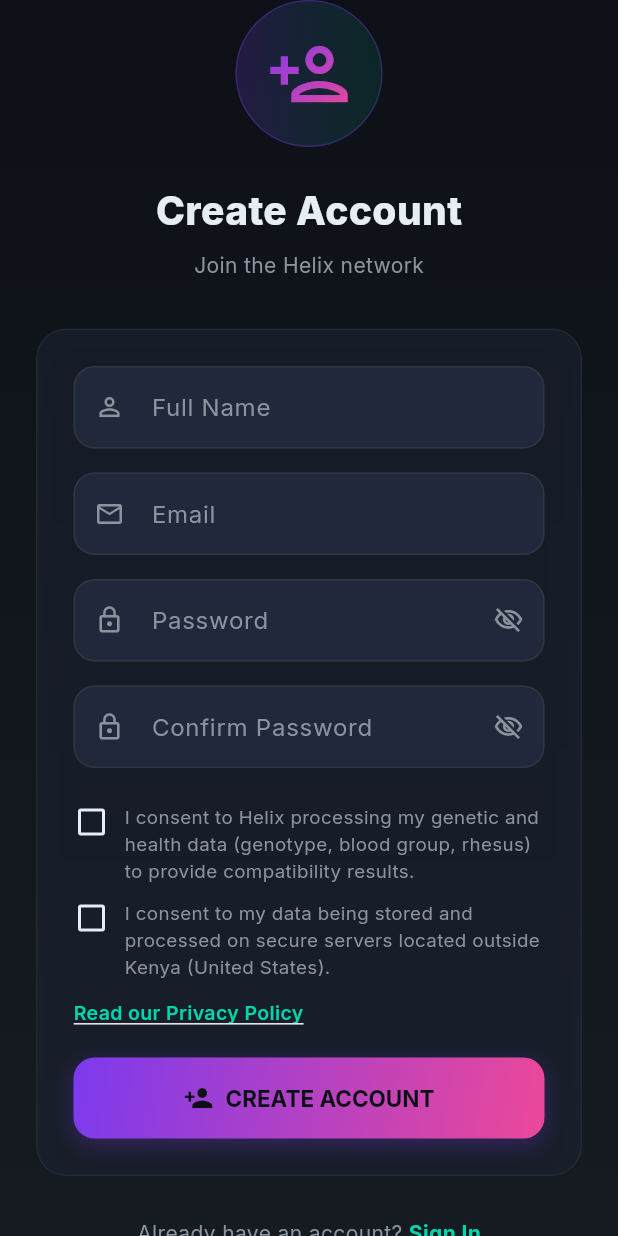
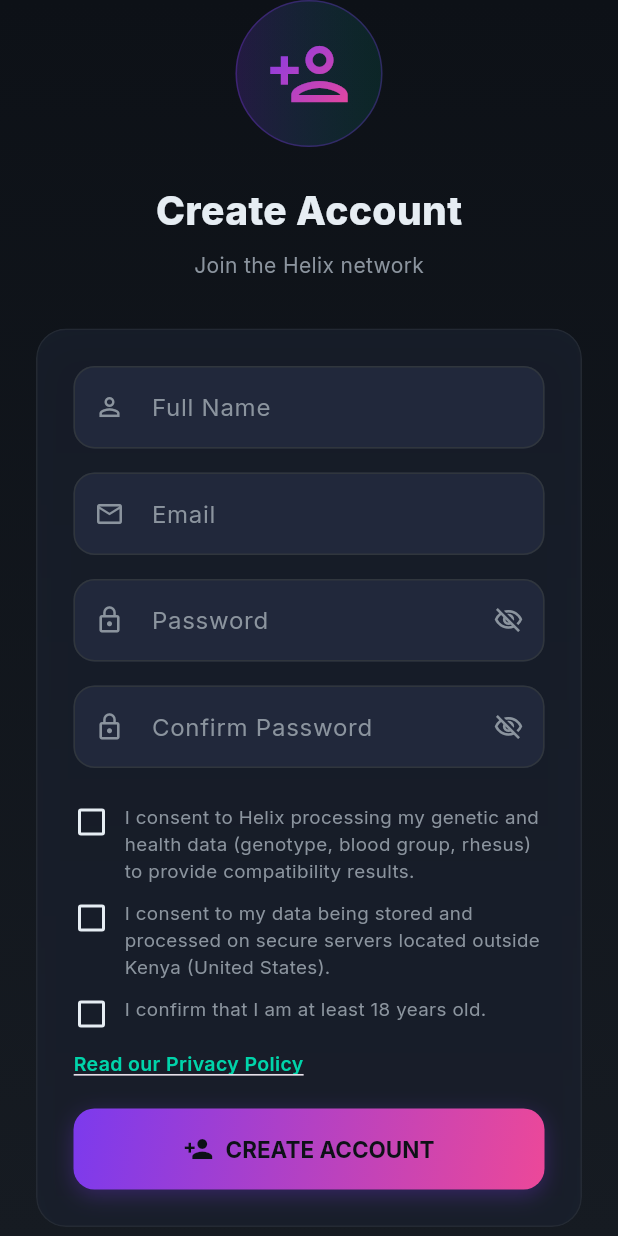
Before and after one commit to gevverson/helix_mobile, a Flutter app: the RegisterScreen screen opened by its route, on a phone screen of 412 x 824 dp. Run offline on Flutter 3.47's test engine with Material 3 defaults, Android fonts, the phone set to English and light mode, and no system bars; our stand-ins replace connectivity_plus, file_picker, firebase_core, go_router, google_fonts, google_sign_in and 2 more; missing offline and left inert: http_interceptor; accounts and stored records are empty; network calls fail.

Commit message:
feat: add 18+ confirmation checkbox to registration
Pairs with the backend age gate. Adds a third required checkbox — "I confirm
that I am at least 18 years old" — alongside the two consent checkboxes.
Account creation is blocked until all three are ticked, and is_over_18 is sent
to the API.

Co-Authored-By: Claude Opus 4.8 <noreply@anthropic.com>
Claude-Session: https://claude.ai/code/session_01NgQ6DzRZXaXKdzDprMpirX

```diff
--- a/lib/providers/auth_provider.dart
+++ b/lib/providers/auth_provider.dart
@@ -62,6 +62,7 @@ class AuthProvider extends ChangeNotifier {
     String password, {
     required bool consentHealthData,
     required bool consentCrossBorder,
+    required bool isOver18,
   }) async {
     _isLoading = true;
     _errorMessage = null;
@@ -74,6 +75,7 @@ class AuthProvider extends ChangeNotifier {
         password,
         consentHealthData: consentHealthData,
         consentCrossBorder: consentCrossBorder,
+        isOver18: isOver18,
       );
       if (!success) {
         _errorMessage = 'Registration failed. Email may already be in use.';
--- a/lib/screens/register_screen.dart
+++ b/lib/screens/register_screen.dart
@@ -28,6 +28,7 @@ class _RegisterScreenState extends State<RegisterScreen>
   double _passwordStrength = 0;
   bool _consentHealth = false;
   bool _consentCrossBorder = false;
+  bool _isOver18 = false;
 
   @override
   void initState() {
@@ -81,10 +82,11 @@ class _RegisterScreenState extends State<RegisterScreen>
   Future<void> _handleRegister() async {
     if (!_formKey.currentState!.validate()) return;
 
-    if (!_consentHealth || !_consentCrossBorder) {
+    if (!_consentHealth || !_consentCrossBorder || !_isOver18) {
       ScaffoldMessenger.of(context).showSnackBar(
         const SnackBar(
-          content: Text('Please provide both consents to create an account.'),
+          content: Text(
+              'Please confirm you are 18+ and provide both consents to continue.'),
           behavior: SnackBarBehavior.floating,
           backgroundColor: AppConstants.errorColor,
         ),
@@ -99,6 +101,7 @@ class _RegisterScreenState extends State<RegisterScreen>
       _passwordController.text,
       consentHealthData: _consentHealth,
       consentCrossBorder: _consentCrossBorder,
+      isOver18: _isOver18,
     );
 
     if (success && mounted) {
@@ -385,6 +388,13 @@ class _RegisterScreenState extends State<RegisterScreen>
                               text:
                                   'I consent to my data being stored and processed on secure servers located outside Kenya (United States).',
                             ),
+                            const SizedBox(height: 10),
+                            _buildConsentTile(
+                              value: _isOver18,
+                              onChanged: (v) => setState(() => _isOver18 = v),
+                              text:
+                                  'I confirm that I am at least 18 years old.',
+                            ),
                             const SizedBox(height: 12),
                             Align(
                               alignment: Alignment.centerLeft,
--- a/lib/services/auth_service.dart
+++ b/lib/services/auth_service.dart
@@ -111,6 +111,7 @@ class AuthService {
     String password, {
     required bool consentHealthData,
     required bool consentCrossBorder,
+    required bool isOver18,
   }) async {
     final url = Uri.parse('${AppConstants.baseUrl}/api/v1/users');
 
@@ -124,6 +125,7 @@ class AuthService {
           'password': password,
           'consent_health_data': consentHealthData,
           'consent_cross_border': consentCrossBorder,
+          'is_over_18': isOver18,
           'bio_profile': {},
         }),
       ).timeout(const Duration(seconds: 10));
```
